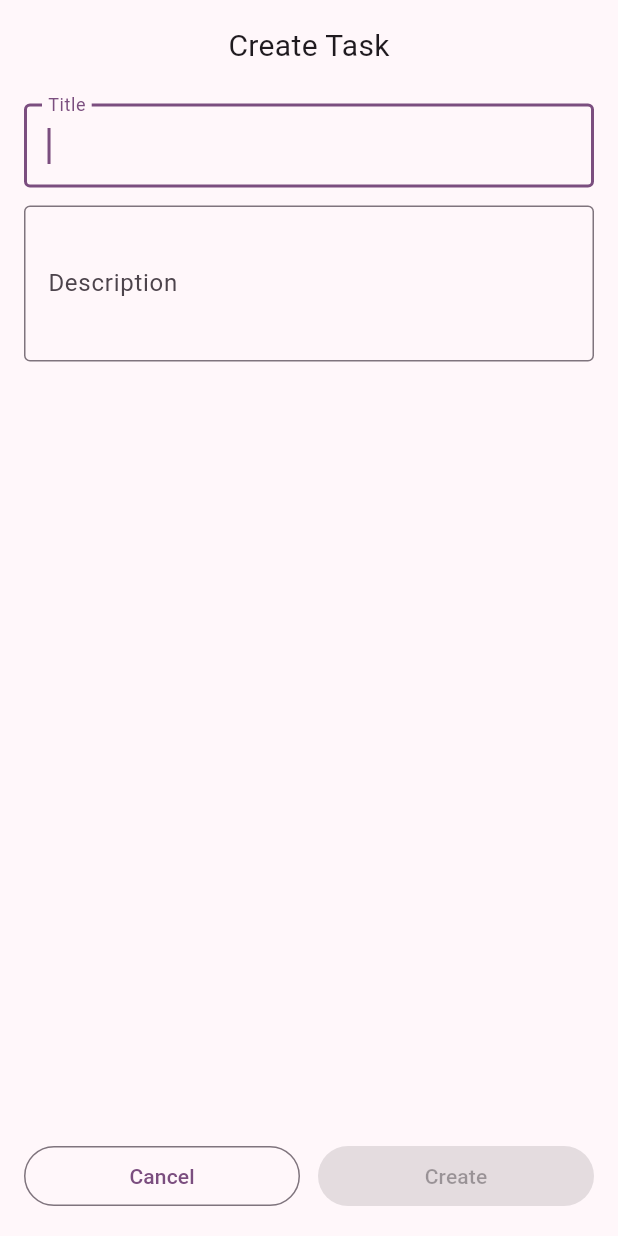
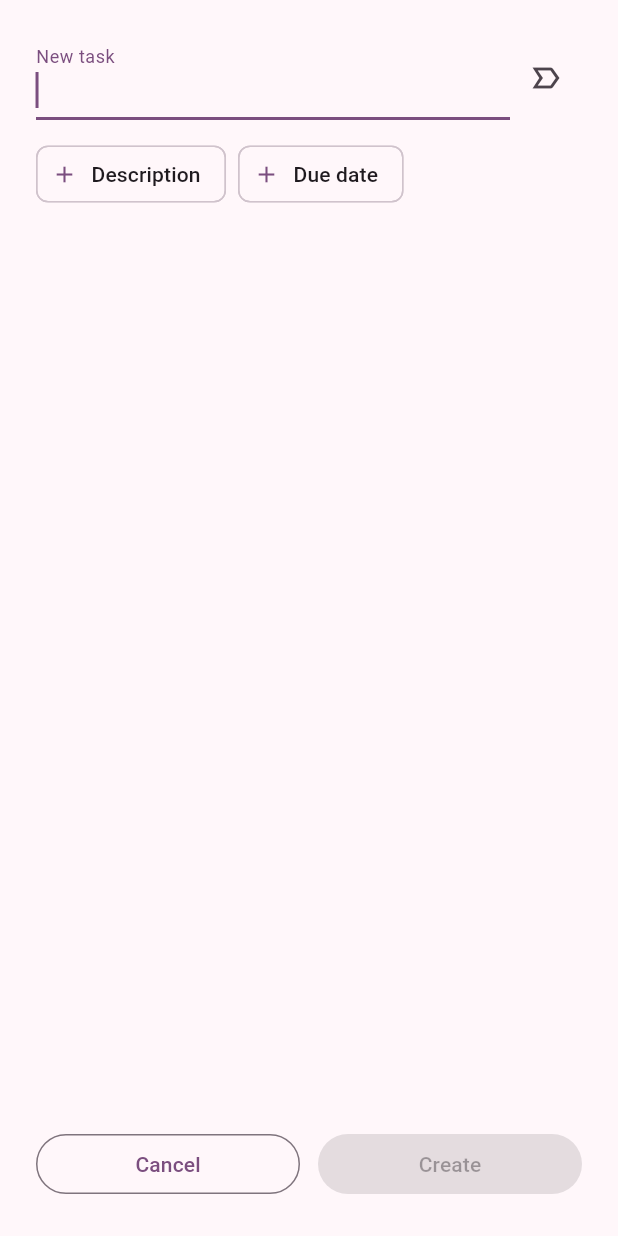
Before and after one commit to ModMonster/Taskly, a Flutter app: the AddTaskModal widget shown alone on an empty page, opened directly, on a phone screen of 412 x 824 dp. Run offline on Flutter 3.47's test engine with Material 3 defaults, Android fonts, the light colour scheme and no system bars; our stand-ins replace hive_ce, hive_ce_flutter; missing offline and left inert: side_sheet; accounts and stored records are empty.

Commit message:
New task menu -> updated design!

```diff
--- a/lib/widgets/add_task.dart
+++ b/lib/widgets/add_task.dart
@@ -12,47 +12,70 @@ class AddTaskModal extends StatefulWidget {
 
 class _AddTaskModalState extends State<AddTaskModal> {
   final TextEditingController titleController = TextEditingController();
+  final TextEditingController descriptionController = TextEditingController();
 
-  final TextEditingController descriptionController = TextEditingController();
+  bool isImportant = false;
 
   @override
   Widget build(BuildContext context) {
     return Padding(
-      padding: const EdgeInsets.all(16),
+      padding: const EdgeInsets.all(24),
       child: Column(
+        crossAxisAlignment: CrossAxisAlignment.start,
         mainAxisSize: MainAxisSize.min,
+        spacing: 12,
         children: [
-          Text(
-            "Create Task",
-            style: TextStyle(
-              fontSize: 20
-            )
-          ),
-          SizedBox(height: 24),
-          TextField(
+          Row(
+            children: [
+              Expanded(
+                child: TextField(
                   controller: titleController,
                   autofocus: true,
                   decoration: InputDecoration(
-              border: OutlineInputBorder(),
-              label: Text("Title"),
+                    label: Text("New task"),
                     focusColor: Colors.deepPurple[300]
                   ),
                   onChanged: (newValue) {
                     setState(() {});
                   },
                 ),
-          SizedBox(height: 12),
-          TextField(
-            controller: descriptionController,
-            minLines: 3,
-            maxLines: 3,
-            decoration: InputDecoration(
-              border: OutlineInputBorder(),
+              ),
+              IconButton(
+                onPressed: () {
+                  setState(() {
+                    isImportant = !isImportant;
+                  });
+                },
+                icon: Icon(
+                  isImportant? Icons.label_important : Icons.label_important_outline
+                ),
+                tooltip: "Mark as important",
+              )
+            ],
+          ),
+          SingleChildScrollView(
+            scrollDirection: Axis.horizontal,
+            child: Row(
+              spacing: 8,
+              children: [
+                ActionChip(
                   label: Text("Description"),
-              focusColor: Colors.deepPurple[300]
+                  avatar: Icon(Icons.add),
+                  onPressed: () {
+
+                  },
+                ),
+                ActionChip(
+                  label: Text("Due date"),
+                  avatar: Icon(Icons.add),
+                  onPressed: () {
+
+                  },
+                )
+              ],
             ),
           ),
-          widget.shrink? SizedBox(height: 24) : Spacer(),
+          widget.shrink? Container() : Spacer(),
           Row(
             spacing: 12,
             children: [
```
Lines whose indentation alone changed are shown as unchanged.
